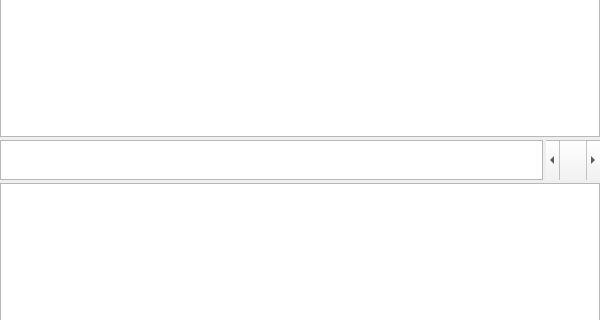
This is src/gdxviewer/gdxsymbolview.ui in GAMS-dev/studio as Qt 5 draws it before an edit; both pictures show x 0 to 600 and y 135 to 455 of the 600 by 565 pixel window. The edited form follows.
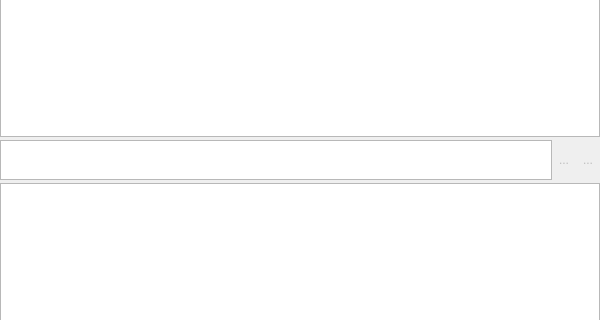
This is the edited form. Icons and pictures are not drawn.

Commit message: Use tool buttons instead of scroll bar for scrolling through the table view filter

```diff
--- a/src/gdxviewer/gdxsymbolview.ui
+++ b/src/gdxviewer/gdxsymbolview.ui
@@ -227,6 +227,9 @@
    </item>
    <item>
     <layout class="QHBoxLayout" name="horizontalLayout_2">
+     <property name="spacing">
+      <number>0</number>
+     </property>
      <item>
       <widget class="QTableView" name="tvRowDomains">
        <property name="enabled">
@@ -271,33 +274,54 @@
       </widget>
      </item>
      <item>
-      <widget class="QScrollBar" name="domFilterScrollBar">
+      <widget class="QToolButton" name="tbDomLeft">
        <property name="enabled">
-        <bool>true</bool>
+        <bool>false</bool>
        </property>
        <property name="sizePolicy">
-        <sizepolicy hsizetype="Minimum" vsizetype="Minimum">
+        <sizepolicy hsizetype="Fixed" vsizetype="Fixed">
          <horstretch>0</horstretch>
          <verstretch>0</verstretch>
         </sizepolicy>
        </property>
-       <property name="maximumSize">
+       <property name="text">
+        <string>...</string>
+       </property>
+       <property name="icon">
+        <iconset resource="../../icons/icons.qrc">
+         <normaloff>:/solid/triangle-left</normaloff>:/solid/triangle-left</iconset>
+       </property>
+       <property name="iconSize">
         <size>
-         <width>16777215</width>
-         <height>16777215</height>
+         <width>12</width>
+         <height>32</height>
         </size>
        </property>
-       <property name="maximum">
-        <number>99</number>
+       <property name="autoRaise">
+        <bool>true</bool>
        </property>
-       <property name="value">
-        <number>0</number>
+      </widget>
+     </item>
+     <item>
+      <widget class="QToolButton" name="tbDomRight">
+       <property name="enabled">
+        <bool>false</bool>
        </property>
-       <property name="tracking">
-        <bool>true</bool>
+       <property name="text">
+        <string>...</string>
        </property>
-       <property name="orientation">
-        <enum>Qt::Horizontal</enum>
+       <property name="icon">
+        <iconset resource="../../icons/icons.qrc">
+         <normaloff>:/solid/triangle-right</normaloff>:/solid/triangle-right</iconset>
+       </property>
+       <property name="iconSize">
+        <size>
+         <width>12</width>
+         <height>32</height>
+        </size>
+       </property>
+       <property name="autoRaise">
+        <bool>true</bool>
        </property>
       </widget>
      </item>
```
Left out of the diff: 4 changed lines with no effect on the pictures. The commit also changes 2 other files.
